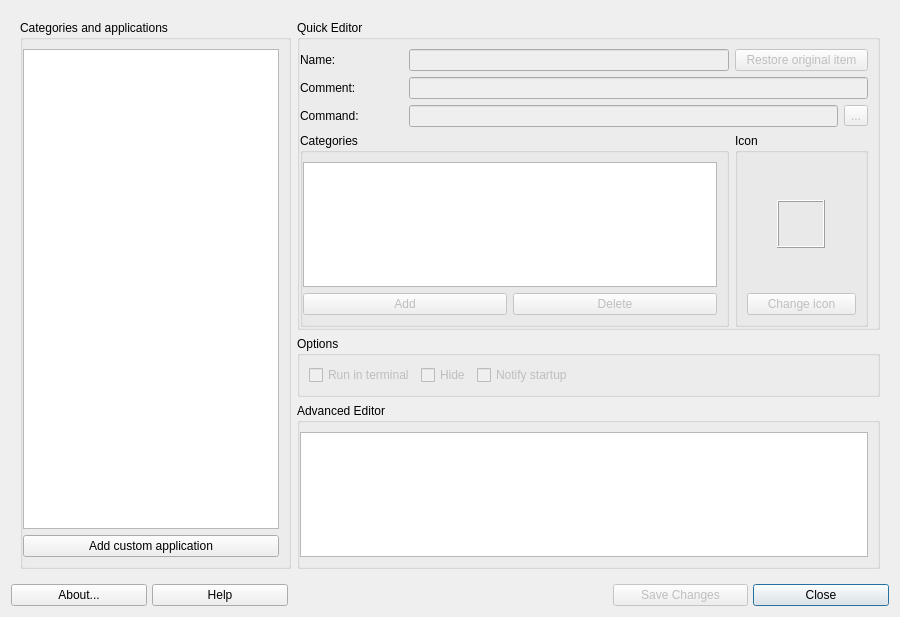
Above: mainwindow.ui from AdrianTM/mx-menu-editor before the change. Below: the same form after it.
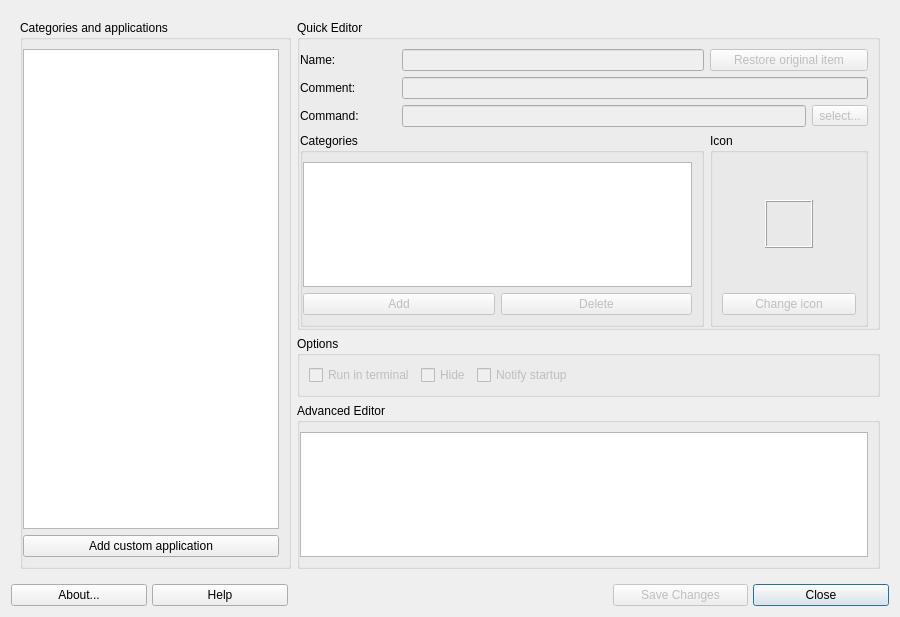
That is the form after the change. Icons and pictures are not drawn.

Patch:
```diff
--- a/mainwindow.ui
+++ b/mainwindow.ui
@@ -188,7 +188,7 @@
              <bool>false</bool>
             </property>
             <property name="text">
-             <string>...</string>
+             <string>select...</string>
             </property>
            </widget>
           </item>
```
